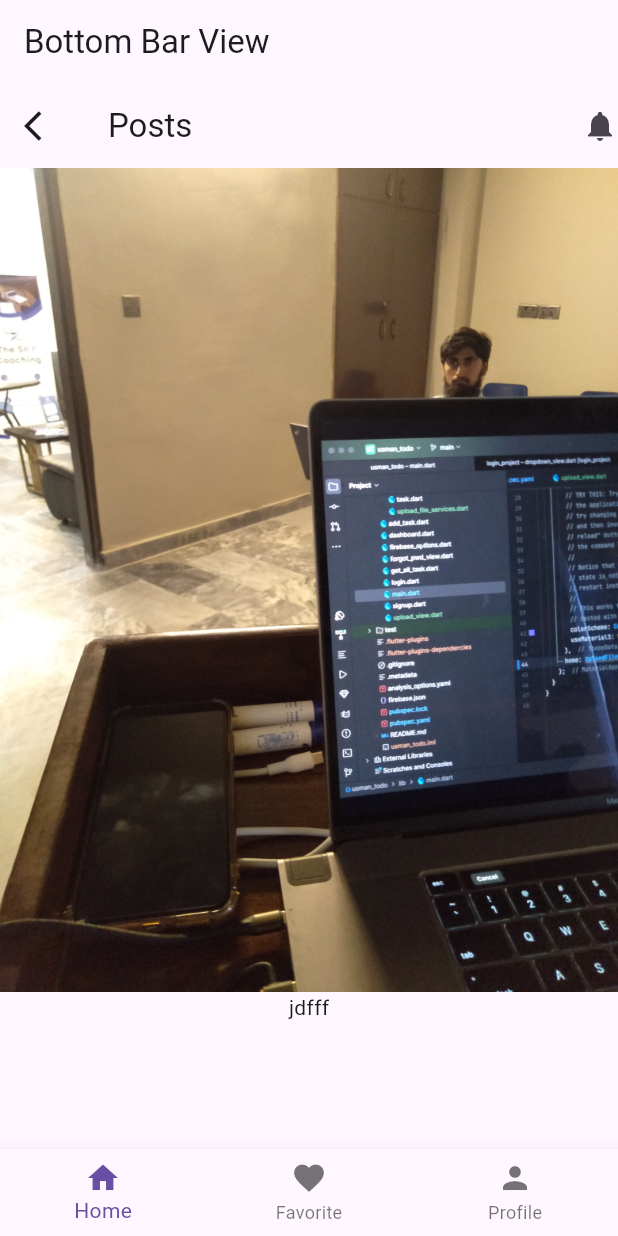
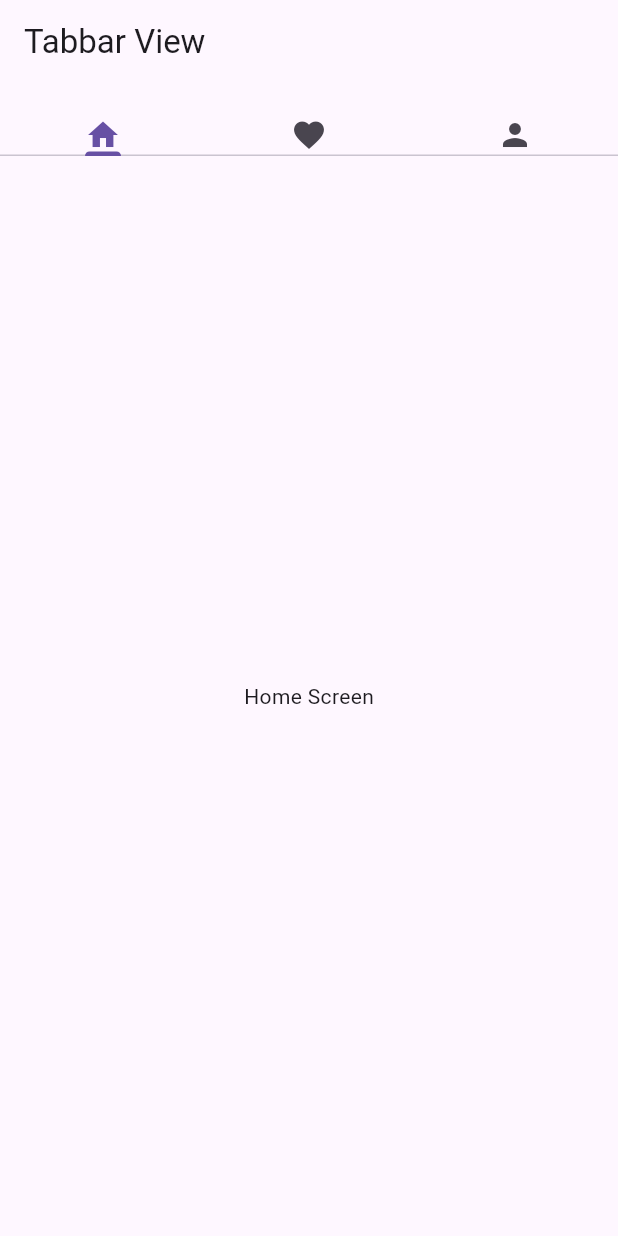
Before and after one commit to MuhammadAliKust/AfnaAbdullahProject, a Flutter app: the screen it shows after launch, on a phone screen of 412 x 824 dp. Run offline on Flutter 3.47's test engine with Material 3 defaults, Android fonts, the phone set to English and light mode, and no system bars; our stand-ins replace smooth_page_indicator.

Commit message:
Tabbar Done

```diff
--- a/lib/main.dart
+++ b/lib/main.dart
@@ -6,6 +6,7 @@ import 'package:afnan_abdullah/home2.dart';
 import 'package:afnan_abdullah/list_view_demo.dart';
 import 'package:afnan_abdullah/login.dart';
 import 'package:afnan_abdullah/page_view_demo.dart';
+import 'package:afnan_abdullah/tabbar_view.dart';
 import 'package:flutter/material.dart';
 
 void main() {
@@ -21,7 +22,7 @@ class MyApp extends StatelessWidget {
 
     return MaterialApp(
       debugShowCheckedModeBanner: false,
-      home: BottomBarView(),
+      home: TabbarDemo(),
       // home: Scaffold(
       //   backgroundColor: Colors.blue,
       //   appBar: AppBar(
--- /dev/null
+++ b/lib/tabbar_view.dart
@@ -0,0 +1,27 @@
+import 'package:flutter/material.dart';
+
+class TabbarDemo extends StatelessWidget {
+  const TabbarDemo({super.key});
+
+  @override
+  Widget build(BuildContext context) {
+    return DefaultTabController(
+        length: 3,
+        child: Scaffold(
+          appBar: AppBar(
+            title: Text("Tabbar View"),
+            bottom: TabBar(tabs: [
+              Icon(Icons.home),
+              Icon(Icons.favorite),
+              Icon(Icons.person),
+            ]),
+          ),
+          body: TabBarView(children: [
+            Center(child: Text("Home Screen"),),
+            Center(child: Text("Favorite Screen"),),
+            Center(child: Text("Profile Screen"),),
+          ]),
+          // body: ,
+        ));
+  }
+}
```
Also changed, not shown: lib/bottom_bar_view.dart (+10 -0 lines).
